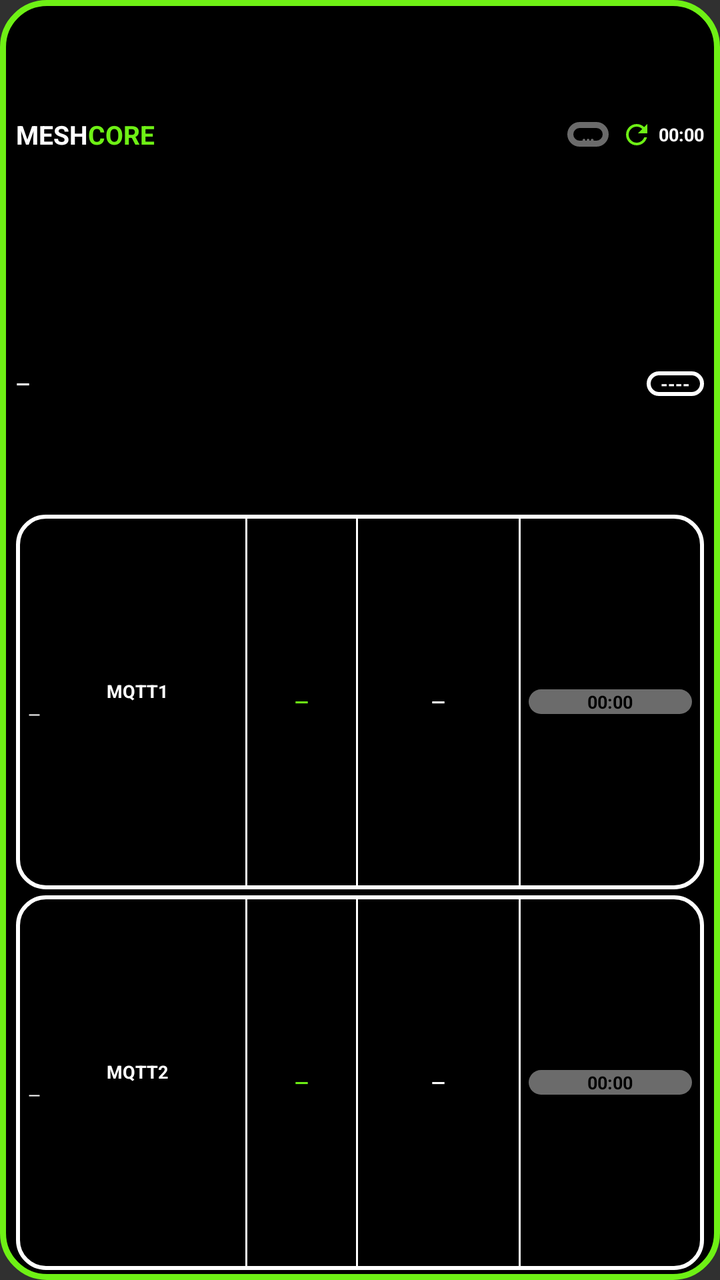
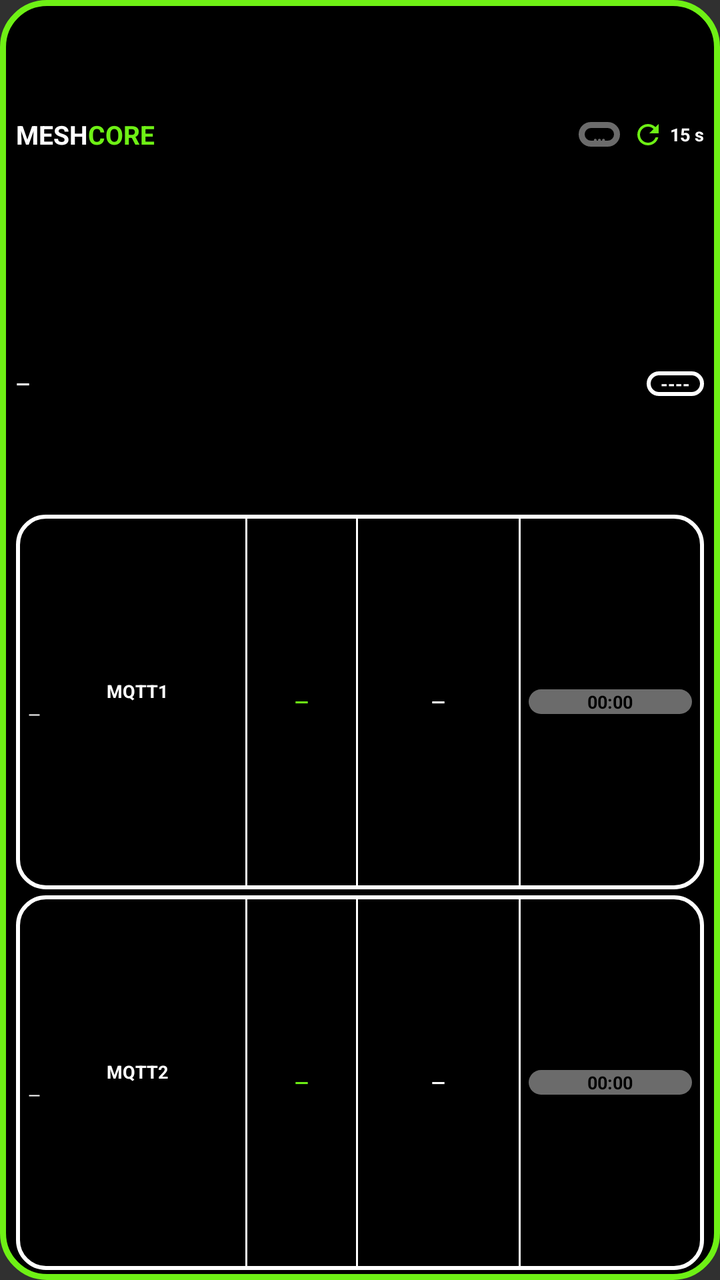

An Android layout rendered at two revisions. The XML below is the earlier revision; the diff shows what the commit changed to produce the second picture.
<!-- AndroidManifest.xml: application theme android:Theme.Material.NoActionBar -->
<!-- res/layout/widget_observer_compact.xml -->
<?xml version="1.0" encoding="utf-8"?>
<LinearLayout xmlns:android="http://schemas.android.com/apk/res/android"
    android:id="@+id/widget_root"
    android:layout_width="match_parent"
    android:layout_height="match_parent"
    android:orientation="vertical"
    android:paddingStart="8dp" android:paddingEnd="8dp" android:paddingTop="5dp" android:paddingBottom="5dp"
    android:background="@drawable/widget_bg">

    <LinearLayout android:layout_width="match_parent" android:layout_height="0dp" android:layout_weight="2"
        android:orientation="horizontal" android:gravity="center_vertical">
        <TextView android:layout_width="wrap_content" android:layout_height="wrap_content" android:text="MESH" android:textColor="#FFFFFF" android:textStyle="bold" android:textSize="13sp" android:maxLines="1"/>
        <TextView android:layout_width="wrap_content" android:layout_height="wrap_content" android:text="CORE" android:textColor="#6EF015" android:textStyle="bold" android:textSize="13sp" android:maxLines="1"/>
        <FrameLayout android:layout_width="0dp" android:layout_height="1dp" android:layout_weight="1"/>
        <TextView android:id="@+id/obs_live" android:layout_width="wrap_content" android:layout_height="wrap_content"
            android:background="@drawable/live_gray" android:paddingStart="7dp" android:paddingEnd="7dp"
            android:text="…" android:textColor="#6B6B6B" android:textStyle="bold" android:textSize="9sp" android:maxLines="1"/>
        <ImageView android:id="@+id/refresh_icon" android:layout_width="16dp" android:layout_height="16dp" android:layout_marginStart="6dp"
            android:src="@drawable/ic_refresh" android:contentDescription="@null"/>
        <Chronometer android:id="@+id/interval_text" android:layout_width="wrap_content" android:layout_height="wrap_content"
            android:layout_marginStart="3dp" android:text="15 s" android:textColor="#FFFFFF" android:textStyle="bold" android:textSize="9sp" android:maxLines="1"/>
    </LinearLayout>

    <LinearLayout android:layout_width="match_parent" android:layout_height="0dp" android:layout_weight="2"
        android:orientation="horizontal" android:gravity="center_vertical">
        <TextView android:id="@+id/obs_name" android:layout_width="0dp" android:layout_height="wrap_content" android:layout_weight="1"
            android:text="—" android:textColor="#FFFFFF" android:textStyle="bold" android:textSize="9sp" android:maxLines="1" android:ellipsize="end"/>
        <TextView android:id="@+id/obs_hash" android:layout_width="wrap_content" android:layout_height="wrap_content"
            android:background="@drawable/badge_outline" android:paddingStart="7dp" android:paddingEnd="7dp"
            android:text="----" android:textColor="#FFFFFF" android:textStyle="bold" android:textSize="9sp" android:maxLines="1"/>
    </LinearLayout>

    <LinearLayout android:layout_width="match_parent" android:layout_height="0dp" android:layout_weight="3"
        android:layout_marginTop="3dp" android:orientation="horizontal" android:gravity="center_vertical"
        android:background="@drawable/card_outline" android:paddingStart="6dp" android:paddingEnd="6dp" android:paddingTop="2dp" android:paddingBottom="2dp">
        <LinearLayout android:layout_width="0dp" android:layout_height="wrap_content" android:layout_weight="4" android:orientation="vertical">
            <TextView android:layout_width="match_parent" android:layout_height="wrap_content" android:text="MQTT1" android:textColor="#FFFFFF" android:textStyle="bold" android:gravity="center" android:textSize="9sp" android:maxLines="1"/>
            <TextView android:id="@+id/m1_host" android:layout_width="match_parent" android:layout_height="wrap_content" android:text="—" android:textColor="#FFFFFF" android:textSize="8sp" android:maxLines="1" android:ellipsize="end" android:autoSizeTextType="uniform" android:autoSizeMinTextSize="6sp" android:autoSizeMaxTextSize="8sp" android:autoSizeStepGranularity="1sp"/>
        </LinearLayout>
        <FrameLayout android:layout_width="1dp" android:layout_height="match_parent" android:background="#FFFFFF"/>
        <TextView android:id="@+id/m1_hour" android:layout_width="0dp" android:layout_height="wrap_content" android:layout_weight="2" android:gravity="center" android:text="—" android:textColor="#6EF015" android:textStyle="bold" android:textSize="9sp" android:maxLines="1" android:autoSizeTextType="uniform" android:autoSizeMinTextSize="6sp" android:autoSizeMaxTextSize="9sp" android:autoSizeStepGranularity="1sp"/>
        <LinearLayout android:id="@+id/m1_total_col" android:layout_width="0dp" android:layout_height="match_parent" android:layout_weight="3" android:orientation="horizontal" android:gravity="center_vertical">
            <FrameLayout android:layout_width="1dp" android:layout_height="match_parent" android:background="#FFFFFF"/>
            <TextView android:id="@+id/m1_total" android:layout_width="0dp" android:layout_height="wrap_content" android:layout_weight="1" android:gravity="center" android:text="—" android:textColor="#FFFFFF" android:textStyle="bold" android:textSize="9sp" android:maxLines="1" android:autoSizeTextType="uniform" android:autoSizeMinTextSize="5sp" android:autoSizeMaxTextSize="9sp" android:autoSizeStepGranularity="1sp"/>
        </LinearLayout>
        <FrameLayout android:layout_width="1dp" android:layout_height="match_parent" android:background="#FFFFFF"/>
        <Chronometer android:id="@+id/m1_last" android:layout_width="0dp" android:layout_height="wrap_content" android:layout_weight="3" android:layout_marginStart="4dp" android:gravity="center" android:background="@drawable/pill_gray" android:text="—" android:textColor="#000000" android:textStyle="bold" android:textSize="9sp" android:maxLines="1" android:autoSizeTextType="uniform" android:autoSizeMinTextSize="7sp" android:autoSizeMaxTextSize="9sp" android:autoSizeStepGranularity="1sp"/>
    </LinearLayout>

    <LinearLayout android:layout_width="match_parent" android:layout_height="0dp" android:layout_weight="3"
        android:layout_marginTop="3dp" android:orientation="horizontal" android:gravity="center_vertical"
        android:background="@drawable/card_outline" android:paddingStart="6dp" android:paddingEnd="6dp" android:paddingTop="2dp" android:paddingBottom="2dp">
        <LinearLayout android:layout_width="0dp" android:layout_height="wrap_content" android:layout_weight="4" android:orientation="vertical">
            <TextView android:layout_width="match_parent" android:layout_height="wrap_content" android:text="MQTT2" android:textColor="#FFFFFF" android:textStyle="bold" android:gravity="center" android:textSize="9sp" android:maxLines="1" android:autoSizeTextType="uniform" android:autoSizeMinTextSize="7sp" android:autoSizeMaxTextSize="9sp" android:autoSizeStepGranularity="1sp"/>
            <TextView android:id="@+id/m2_host" android:layout_width="match_parent" android:layout_height="wrap_content" android:text="—" android:textColor="#FFFFFF" android:textSize="8sp" android:maxLines="1" android:ellipsize="end" android:autoSizeTextType="uniform" android:autoSizeMinTextSize="6sp" android:autoSizeMaxTextSize="8sp" android:autoSizeStepGranularity="1sp"/>
        </LinearLayout>
        <FrameLayout android:layout_width="1dp" android:layout_height="match_parent" android:background="#FFFFFF"/>
        <TextView android:id="@+id/m2_hour" android:layout_width="0dp" android:layout_height="wrap_content" android:layout_weight="2" android:gravity="center" android:text="—" android:textColor="#6EF015" android:textStyle="bold" android:textSize="9sp" android:maxLines="1" android:autoSizeTextType="uniform" android:autoSizeMinTextSize="6sp" android:autoSizeMaxTextSize="9sp" android:autoSizeStepGranularity="1sp"/>
        <LinearLayout android:id="@+id/m2_total_col" android:layout_width="0dp" android:layout_height="match_parent" android:layout_weight="3" android:orientation="horizontal" android:gravity="center_vertical">
            <FrameLayout android:layout_width="1dp" android:layout_height="match_parent" android:background="#FFFFFF"/>
            <TextView android:id="@+id/m2_total" android:layout_width="0dp" android:layout_height="wrap_content" android:layout_weight="1" android:gravity="center" android:text="—" android:textColor="#FFFFFF" android:textStyle="bold" android:textSize="9sp" android:maxLines="1" android:autoSizeTextType="uniform" android:autoSizeMinTextSize="5sp" android:autoSizeMaxTextSize="9sp" android:autoSizeStepGranularity="1sp"/>
        </LinearLayout>
        <FrameLayout android:layout_width="1dp" android:layout_height="match_parent" android:background="#FFFFFF"/>
        <Chronometer android:id="@+id/m2_last" android:layout_width="0dp" android:layout_height="wrap_content" android:layout_weight="3" android:layout_marginStart="4dp" android:gravity="center" android:background="@drawable/pill_gray" android:text="—" android:textColor="#000000" android:textStyle="bold" android:textSize="9sp" android:maxLines="1" android:autoSizeTextType="uniform" android:autoSizeMinTextSize="7sp" android:autoSizeMaxTextSize="9sp" android:autoSizeStepGranularity="1sp"/>
    </LinearLayout>
</LinearLayout>
<!-- resources referenced by this layout -->
<resources>
  <!-- drawable badge_outline (drawable) -->
  <?xml version="1.0" encoding="utf-8"?>
  <shape xmlns:android="http://schemas.android.com/apk/res/android" android:shape="rectangle">
      <solid android:color="#000000"/>
      <stroke android:width="2dp" android:color="#FFFFFF"/>
      <corners android:radius="9dp"/>
  </shape>
  <!-- drawable card_outline (drawable) -->
  <?xml version="1.0" encoding="utf-8"?>
  <shape xmlns:android="http://schemas.android.com/apk/res/android" android:shape="rectangle">
      <solid android:color="#000000"/>
      <stroke android:width="2dp" android:color="#FFFFFF"/>
      <corners android:radius="14dp"/>
  </shape>
  <!-- drawable ic_refresh (drawable) -->
  <?xml version="1.0" encoding="utf-8"?>
  <vector xmlns:android="http://schemas.android.com/apk/res/android" android:width="24dp" android:height="24dp" android:viewportWidth="24" android:viewportHeight="24">
      <path android:fillColor="#6EF015" android:pathData="M17.65,6.35C16.2,4.9 14.21,4 12,4c-4.42,0 -7.99,3.58 -7.99,8s3.57,8 7.99,8c3.73,0 6.84,-2.55 7.73,-6h-2.08c-0.82,2.33 -3.04,4 -5.65,4 -3.31,0 -6,-2.69 -6,-6s2.69,-6 6,-6c1.66,0 3.14,0.69 4.22,1.78L13,11h7V4l-2.35,2.35z"/>
  </vector>
  <!-- drawable live_gray (drawable) -->
  <?xml version="1.0" encoding="utf-8"?>
  <shape xmlns:android="http://schemas.android.com/apk/res/android" android:shape="rectangle">
      <solid android:color="#000000"/>
      <stroke android:width="3dp" android:color="#6B6B6B"/>
      <corners android:radius="12dp"/>
  </shape>
  <!-- drawable pill_gray (drawable) -->
  <?xml version="1.0" encoding="utf-8"?>
  <shape xmlns:android="http://schemas.android.com/apk/res/android" android:shape="rectangle">
      <solid android:color="#6B6B6B"/>
      <corners android:radius="11dp"/>
  </shape>
  <!-- drawable widget_bg (drawable) -->
  <?xml version="1.0" encoding="utf-8"?>
  <shape xmlns:android="http://schemas.android.com/apk/res/android" android:shape="rectangle">
      <solid android:color="#000000"/>
      <stroke android:width="3dp" android:color="#6EF015"/>
      <corners android:radius="22dp"/>
  </shape>
</resources>

<!-- the commit's change to res/layout/widget_observer_compact.xml (unified diff, before → after) -->
@@ -17,7 +17,7 @@
             android:text="…" android:textColor="#6B6B6B" android:textStyle="bold" android:textSize="9sp" android:maxLines="1"/>
         <ImageView android:id="@+id/refresh_icon" android:layout_width="16dp" android:layout_height="16dp" android:layout_marginStart="6dp"
             android:src="@drawable/ic_refresh" android:contentDescription="@null"/>
-        <Chronometer android:id="@+id/interval_text" android:layout_width="wrap_content" android:layout_height="wrap_content"
+        <TextView android:id="@+id/interval_text" android:layout_width="wrap_content" android:layout_height="wrap_content"
             android:layout_marginStart="3dp" android:text="15 s" android:textColor="#FFFFFF" android:textStyle="bold" android:textSize="9sp" android:maxLines="1"/>
     </LinearLayout>
 
